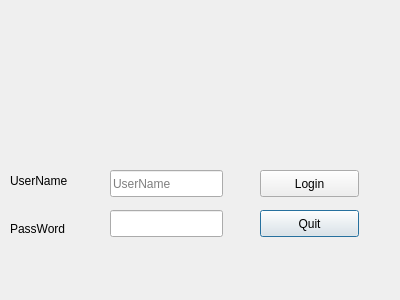
Old version of the form WeChat/logindialog.ui in the repository zoring/WeChat.
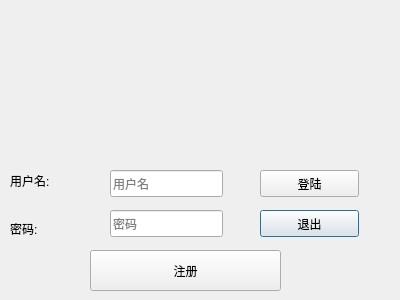
New version of the form.

```diff
--- a/WeChat/logindialog.ui
+++ b/WeChat/logindialog.ui
@@ -22,8 +22,11 @@
      <height>27</height>
     </rect>
    </property>
+   <property name="text">
+    <string/>
+   </property>
    <property name="placeholderText">
-    <string>UserName</string>
+    <string>用户名</string>
    </property>
   </widget>
   <widget class="QLineEdit" name="PassWordEdit">
@@ -38,6 +41,9 @@
    <property name="echoMode">
     <enum>QLineEdit::Password</enum>
    </property>
+   <property name="placeholderText">
+    <string>密码</string>
+   </property>
   </widget>
   <widget class="QLabel" name="UserNameTip">
    <property name="geometry">
@@ -49,7 +55,7 @@
     </rect>
    </property>
    <property name="text">
-    <string>UserName</string>
+    <string>用户名:</string>
    </property>
   </widget>
   <widget class="QLabel" name="PassWordTip">
@@ -62,7 +68,7 @@
     </rect>
    </property>
    <property name="text">
-    <string>PassWord</string>
+    <string>密码:</string>
    </property>
   </widget>
   <widget class="QPushButton" name="QuitButton">
@@ -75,7 +81,7 @@
     </rect>
    </property>
    <property name="text">
-    <string>Quit</string>
+    <string>退出</string>
    </property>
   </widget>
   <widget class="QPushButton" name="LoginButton">
@@ -88,7 +94,20 @@
     </rect>
    </property>
    <property name="text">
-    <string>Login</string>
+    <string>登陆</string>
+   </property>
+  </widget>
+  <widget class="QPushButton" name="LogOn">
+   <property name="geometry">
+    <rect>
+     <x>90</x>
+     <y>250</y>
+     <width>191</width>
+     <height>41</height>
+    </rect>
+   </property>
+   <property name="text">
+    <string>注册</string>
    </property>
   </widget>
  </widget>
```
